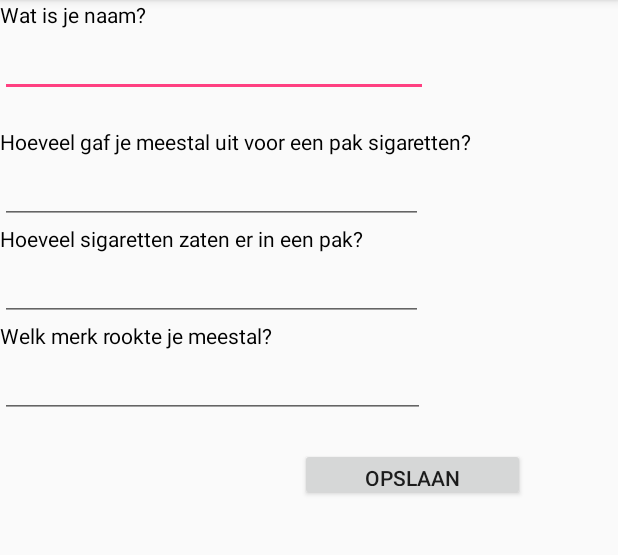
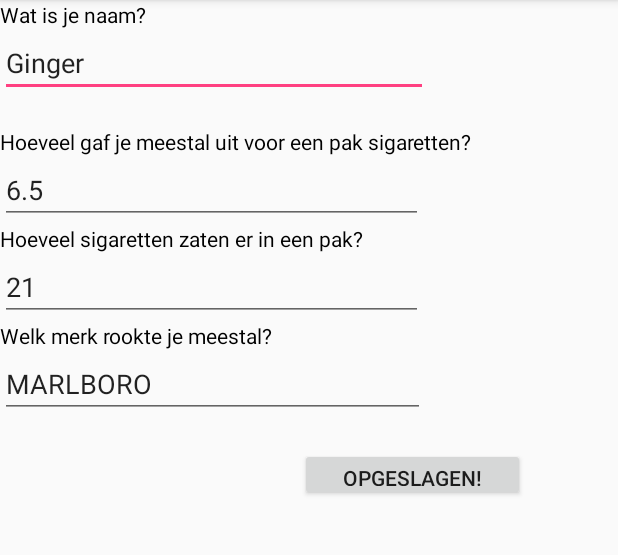
Before and after one commit to Ayoub3738/ProjectPAD07, an Android app: the BesparingenOverzichtActivity screen opened directly, with no data from a screen before it, after a tap on "OPSLAAN", on a phone screen of 412 x 824 dp, the part 84-639 px from its top. Run offline under Robolectric (Android 15) with nearby library versions, the phone set to English and light mode, and no system bars.

Commit message:
algemene instellingen boxen vulle

```diff
--- a/SmokeS/app/src/main/java/com/example/ayoubelyaghmouri/smokes/BesparingenOverzichtActivity.java
+++ b/SmokeS/app/src/main/java/com/example/ayoubelyaghmouri/smokes/BesparingenOverzichtActivity.java
@@ -29,11 +29,6 @@ public class BesparingenOverzichtActivity extends AppCompatActivity {
     private Character character;
     private Sigarettenpak sigarettenPak;
     private DatabaseHelper myDb;
-    private final int weekLengte = 7;
-    private final double gemiddeldeMaand = 30.4;
-    private final double aantalWekenInMaand = 4.3;
-    private final int aantalMaandenInJaar = 12;
-    private final int aantalDagenInJaar = 365;
     private String gebruikersNaam = "";
     private double prijs = 0;
     private int inhoud = 0;
@@ -52,6 +47,11 @@ public class BesparingenOverzichtActivity extends AppCompatActivity {
         character = Character.getCharacter(myDb);
         sigarettenPak = Sigarettenpak.getPak(myDb);
         saveBtn.setText("Opslaan");
+
+        etGebruikersNaam.setText(character.getUserNaam());
+        etPrijsSigarettenPak.setText(sigarettenPak.getPrijs() + "");
+        etSigarettenPakInhoud.setText(sigarettenPak.getAantalSigaretten() + "");
+        etSigarettenPakMerk.setText(sigarettenPak.getMerk());
 
         saveBtn.setOnClickListener(new View.OnClickListener() {
 
```
